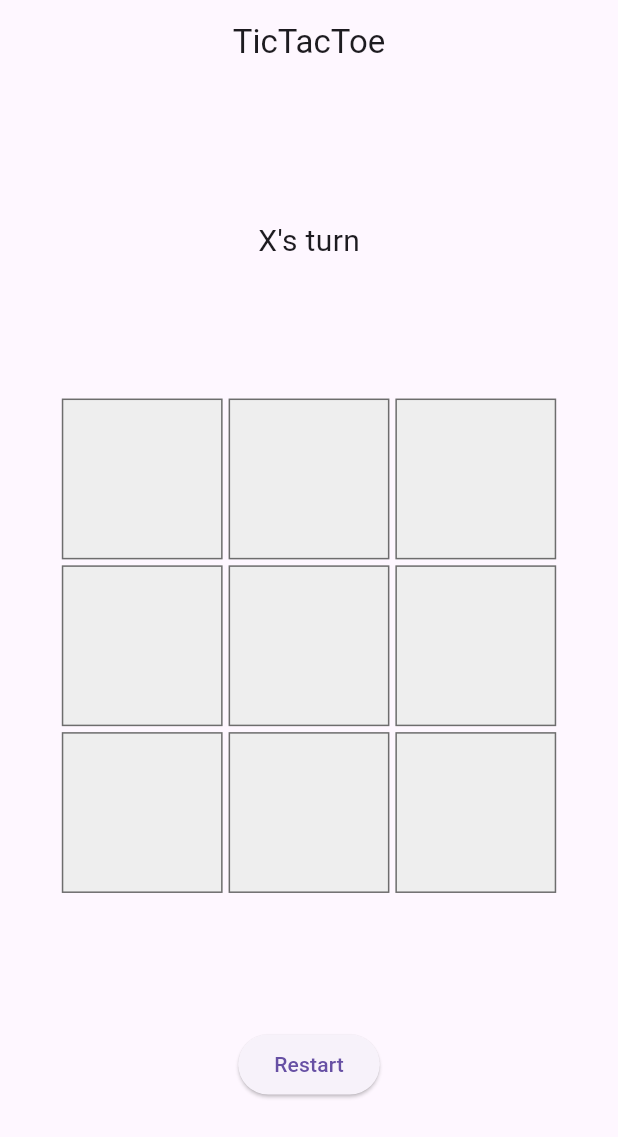
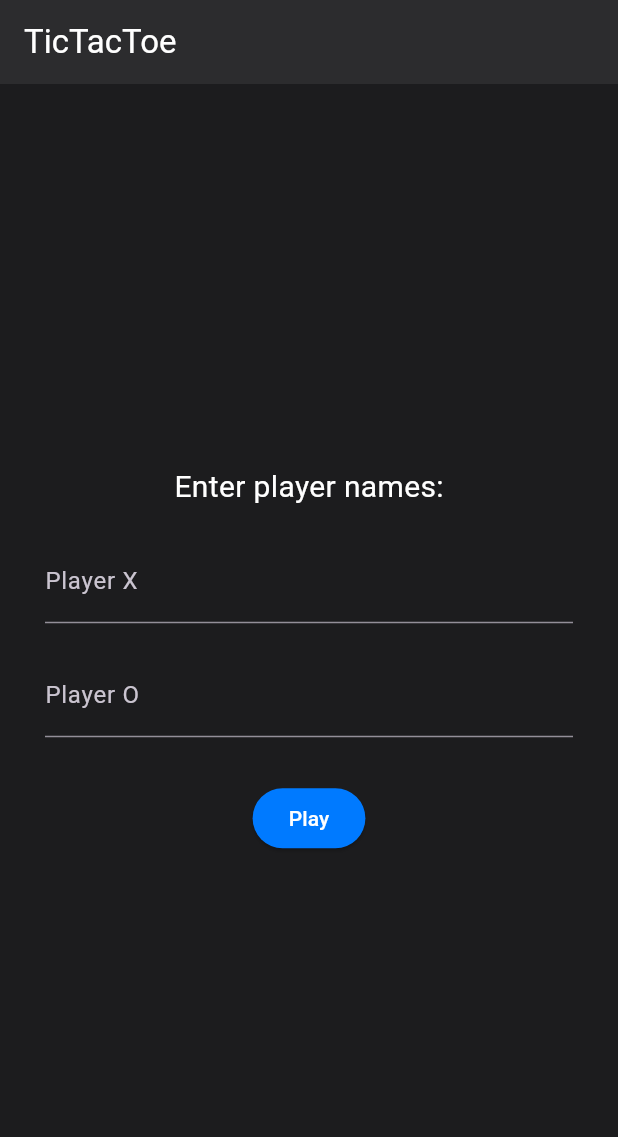
Before and after one commit to Albgarsan/TicTacToe, a Flutter app: the screen it shows after launch, on a phone screen of 412 x 824 dp. Shown: the top 1137 px of the screen. Run offline on Flutter 3.47's test engine with Material 3 defaults, Android fonts, the phone set to English and light mode, and no system bars.

Commit message:
final commit

```diff
--- a/lib/main.dart
+++ b/lib/main.dart
@@ -1,4 +1,5 @@
 import 'package:flutter/material.dart';
+import 'screens/main_menu_screen.dart';
 
 void main() {
   runApp(const TicTacToeApp());
@@ -11,128 +12,13 @@ class TicTacToeApp extends StatelessWidget {
   Widget build(BuildContext context) {
     return MaterialApp(
       title: 'TicTacToe',
-      home: const TicTacToeGame(),
+      home: const MainMenuScreen(),
       debugShowCheckedModeBanner: false,
-    );
-  }
-}
-
-class TicTacToeGame extends StatefulWidget {
-  const TicTacToeGame({super.key});
-
-  @override
-  State<TicTacToeGame> createState() => _TicTacToeGameState();
-}
-
-class _TicTacToeGameState extends State<TicTacToeGame> {
-  List<String> board = List.filled(9, '');
-  String currentPlayer = 'X';
-  String? winner;
-
-  void _handleTap(int index) {
-    if (board[index] == '' && winner == null) {
-      setState(() {
-        board[index] = currentPlayer;
-        winner = _checkWinner();
-        if (winner == null && board.contains('')) {
-          currentPlayer = currentPlayer == 'X' ? 'O' : 'X';
-        }
-      });
-    }
-  }
-
-  String? _checkWinner() {
-    const winConditions = [
-      [0, 1, 2],
-      [3, 4, 5],
-      [6, 7, 8],
-      [0, 3, 6],
-      [1, 4, 7],
-      [2, 5, 8],
-      [0, 4, 8],
-      [2, 4, 6],
-    ];
-
-    for (var condition in winConditions) {
-      final a = condition[0], b = condition[1], c = condition[2];
-      if (board[a] != '' && board[a] == board[b] && board[a] == board[c]) {
-        return board[a];
-      }
-    }
-
-    if (!board.contains('')) return 'Tie';
-    return null;
-  }
-
-  void _resetGame() {
-    setState(() {
-      board = List.filled(9, '');
-      currentPlayer = 'X';
-      winner = null;
-    });
-  }
-
-  @override
-  Widget build(BuildContext context) {
-    final size = MediaQuery.of(context).size;
-    final shortestSide = size.shortestSide;
-    final boardSize = shortestSide * 0.8;
-
-    return Scaffold(
-      appBar: AppBar(
-        title: const Text('TicTacToe'),
-        centerTitle: true,
-      ),
-      body: Center(
-        child: Column(
-          mainAxisAlignment: MainAxisAlignment.spaceEvenly,
-          children: [
-            Text(
-              winner == null
-                  ? "$currentPlayer's turn"
-                  : (winner == 'Tie' ? 'Tie!' : 'Winner: $winner'),
-              style: const TextStyle(fontSize: 20),
-            ),
-            SizedBox(
-              width: boardSize,
-              height: boardSize,
-              child: GridView.builder(
-                physics: const NeverScrollableScrollPhysics(),
-                itemCount: 9,
-                gridDelegate:
-                    const SliverGridDelegateWithFixedCrossAxisCount(
-                  crossAxisCount: 3,
-                  mainAxisSpacing: 4,
-                  crossAxisSpacing: 4,
-                ),
-                itemBuilder: (context, index) => GestureDetector(
-                  onTap: () => _handleTap(index),
-                  child: Container(
-                    decoration: BoxDecoration(
-                      border: Border.all(color: Colors.black54),
-                      color: Colors.grey[200],
-                    ),
-                    child: Center(
-                      child: Text(
-                        board[index],
-                        style: TextStyle(
-                          fontSize: boardSize / 6,
-                          fontWeight: FontWeight.bold,
-                          color: board[index] == 'X'
-                              ? Colors.blue
-                              : Colors.red,
-                        ),
-                      ),
-                    ),
-                  ),
-                ),
-              ),
-            ),
-            ElevatedButton(
-              onPressed: _resetGame,
-              child: const Text('Restart'),
-            ),
-          ],
+      theme: ThemeData.dark().copyWith(
+        scaffoldBackgroundColor: const Color(0xFF1C1C1E),
+        appBarTheme: const AppBarTheme(
+          backgroundColor: Color(0xFF2C2C2E),
+          foregroundColor: Colors.white,
         ),
       ),
     );
--- /dev/null
+++ b/lib/screens/main_menu_screen.dart
@@ -0,0 +1,75 @@
+import 'package:flutter/material.dart';
+import 'game_screen.dart';
+
+class MainMenuScreen extends StatefulWidget {
+  const MainMenuScreen({super.key});
+
+  @override
+  State<MainMenuScreen> createState() => _MainMenuScreenState();
+}
+
+class _MainMenuScreenState extends State<MainMenuScreen> {
+  final TextEditingController playerXController = TextEditingController();
+  final TextEditingController playerOController = TextEditingController();
+
+  void _startGame() {
+    final playerX = playerXController.text.trim().isEmpty
+        ? 'Player X'
+        : playerXController.text.trim();
+    final playerO = playerOController.text.trim().isEmpty
+        ? 'Player O'
+        : playerOController.text.trim();
+
+    Navigator.push(
+      context,
+      MaterialPageRoute(
+        builder: (_) => GameScreen(playerX: playerX, playerO: playerO),
+      ),
+    );
+  }
+
+  @override
+  Widget build(BuildContext context) {
+    return Scaffold(
+      appBar: AppBar(title: const Text('TicTacToe')),
+      body: Center(
+        child: ConstrainedBox(
+          constraints: const BoxConstraints(maxWidth: 400),
+          child: Padding(
+            padding: const EdgeInsets.all(24),
+            child: Column(
+              mainAxisAlignment: MainAxisAlignment.center,
+              children: [
+                const Text(
+                  'Enter player names:',
+                  style: TextStyle(fontSize: 20, color: Colors.white),
+                ),
+                const SizedBox(height: 20),
+                TextField(
+                  controller: playerXController,
+                  decoration: const InputDecoration(labelText: 'Player X'),
+                  style: const TextStyle(color: Colors.white),
+                ),
+                const SizedBox(height: 20),
+                TextField(
+                  controller: playerOController,
+                  decoration: const InputDecoration(labelText: 'Player O'),
+                  style: const TextStyle(color: Colors.white),
+                ),
+                const SizedBox(height: 30),
+                ElevatedButton(
+                  onPressed: _startGame,
+                  style: ElevatedButton.styleFrom(
+                    backgroundColor: const Color(0xFF007AFF),
+                    foregroundColor: Colors.white,
+                  ),
+                  child: const Text('Play'),
+                ),
+              ],
+            ),
+          ),
+        ),
+      ),
+    );
+  }
+}
```
Also changed, not shown: lib/models/game.dart (added, +27 -0 lines), lib/screens/game_screen.dart (added, +179 -0 lines), 1 other file.
